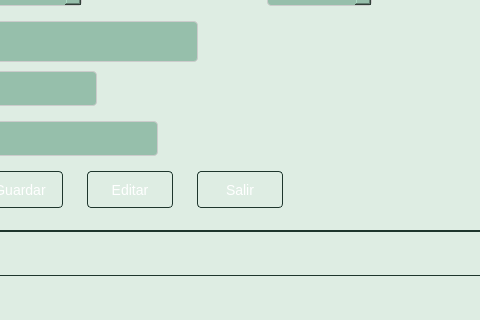
Before: the Qt Designer form Sistema de ventas/ui/FrmCliente.ui in CodeDrTech/DevelopPython, drawn with Qt 5; both pictures show x 194 to 674 and y 255 to 575 of the 909 by 575 pixel window.
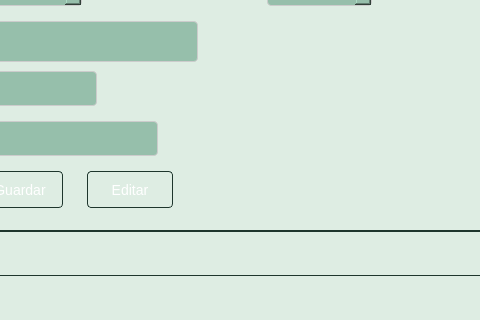
After: the same form once the commit is applied. The open tabs and pages were chosen to show the change.

Commit message: Correcion boton salir FrmCliente

Patch:
```diff
--- a/Sistema de ventas/ui/FrmCliente.ui
+++ b/Sistema de ventas/ui/FrmCliente.ui
@@ -554,42 +554,6 @@
         <string>Editar</string>
        </property>
       </widget>
-      <widget class="QPushButton" name="btnSalir">
-       <property name="geometry">
-        <rect>
-         <x>370</x>
-         <y>350</y>
-         <width>86</width>
-         <height>37</height>
-        </rect>
-       </property>
-       <property name="styleSheet">
-        <string notr="true">QPushButton {
-    background: qlineargradient(x1: 0, y1: 0, x2: 0, y2: 1,
-                                 stop: 0 #c0dacb, stop: 1 #96bfab);
-    color: #ffffff;
-    border: 1px solid #1e362d;
-    padding: 8px 16px;
-    border-radius: 4px;
-    font-size: 14px;
-}
-
-QPushButton:hover {
-    background: qlineargradient(x1: 0, y1: 0, x2: 0, y2: 1,
-                                 stop: 0 #689f84, stop: 1 #96bfaa);
-    border: 1px solid #96bfaa;
-}
-
-QPushButton:pressed {
-    background: qlineargradient(x1: 0, y1: 0, x2: 0, y2: 1,
-                                 stop: 0 #2a5242, stop: 1 #32624d);
-    border: 1px solid #32624d;
-}</string>
-       </property>
-       <property name="text">
-        <string>Salir</string>
-       </property>
-      </widget>
       <widget class="QLineEdit" name="txtCodigo">
        <property name="geometry">
         <rect>
```
The commit also changes 1 other file.
